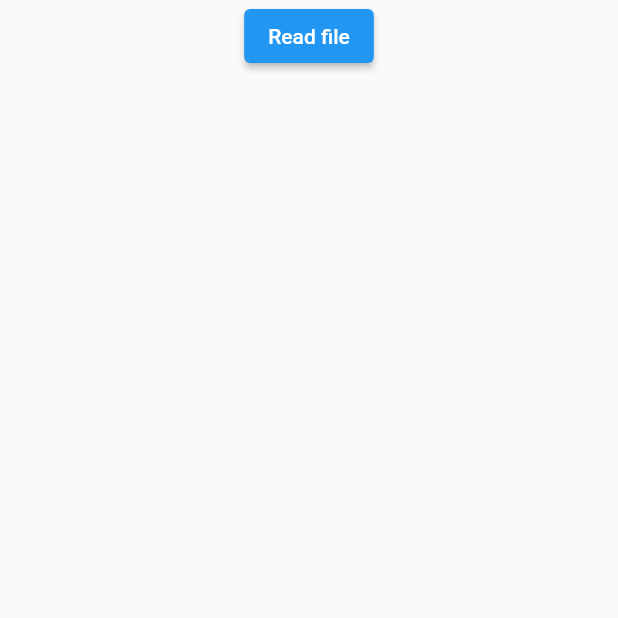
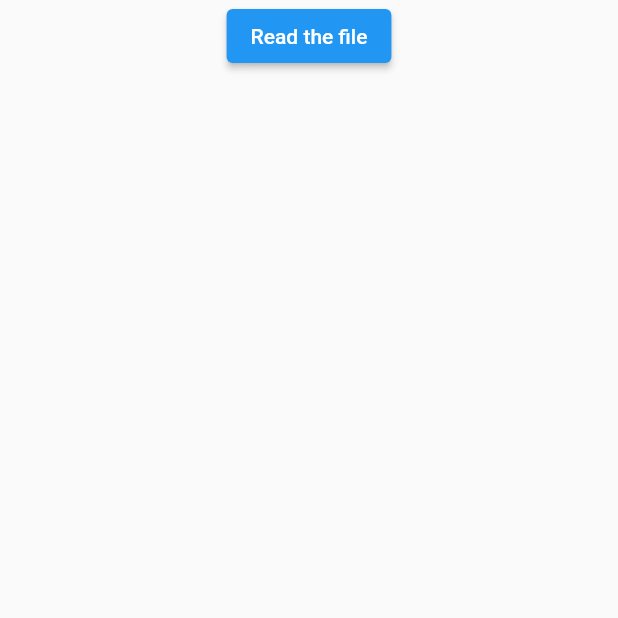
Before and after one commit to IgorFedoseev/theMovieDB, a Flutter app: the FileExampleWidget screen opened by its route, on a phone screen of 412 x 824 dp, the top half of it. Run offline on Flutter 3.47's test engine with Material 2 defaults, Android fonts, the phone set to English and light mode, and no system bars.

Commit message:
file_lesson_completed

```diff
--- a/lib/lessons_examples/file_directory_lesson/file_example_widget.dart
+++ b/lib/lessons_examples/file_directory_lesson/file_example_widget.dart
@@ -37,7 +37,7 @@ class _ReadFileButton extends StatelessWidget {
   Widget build(BuildContext context) {
     return ElevatedButton(
       onPressed: FileExampleModelProvider.read(context)!.model.readFile,
-      child: const Text('Read file'),
+      child: const Text('Read the file'),
     );
   }
 }
```
Also changed, not shown: lib/lessons_examples/file_directory_lesson/file_example_model.dart (+8 -2 lines).
